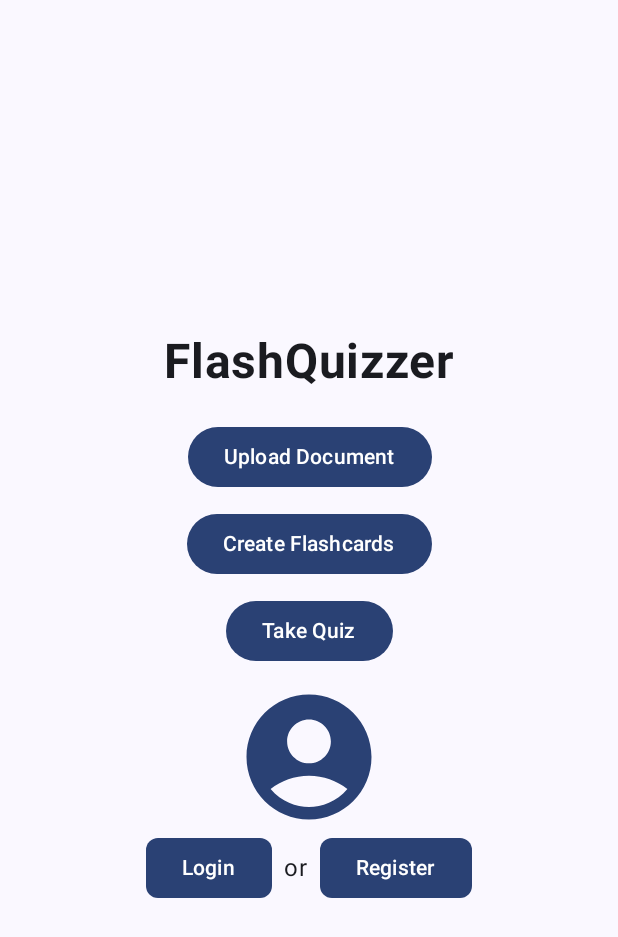
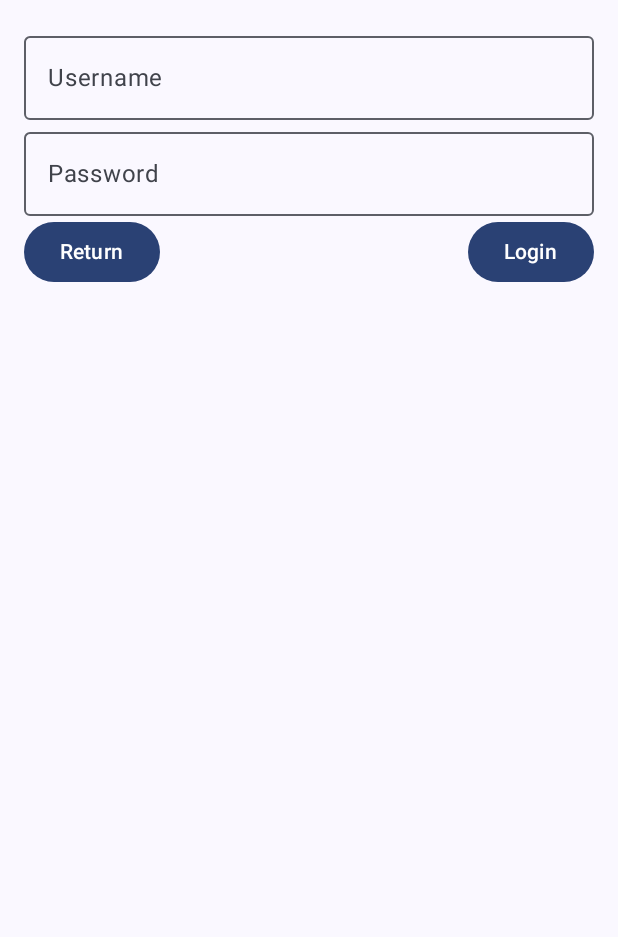
Before and after one commit to AmaurysM/FlashQuizzer, an Android app built with Jetpack Compose: the screen it shows after launch (MainActivity), after a tap on "Login", on a phone screen of 412 x 824 dp. Shown: the top 937 px of the screen. Run offline under Robolectric (Android 15) with nearby library versions, the phone set to English and light mode, and no system bars.

Commit message:
Created basic loginView and loginViewmodel

```diff
--- a/app/src/main/java/com/example/flashquizzer/FlashQuizzerDestinations.kt
+++ b/app/src/main/java/com/example/flashquizzer/FlashQuizzerDestinations.kt
@@ -5,6 +5,6 @@ sealed class FlashQuizzerDestinations(val route: String) {
     data object UploadDoc : FlashQuizzerDestinations("upload_doc")
     data object ViewFlashcards : FlashQuizzerDestinations("view_flashcards")
     data object TakeQuiz : FlashQuizzerDestinations("take_quiz")
-
+    data object Login : FlashQuizzerDestinations("login")
 
 }
--- a/app/src/main/java/com/example/flashquizzer/FlashQuizzerNavigation.kt
+++ b/app/src/main/java/com/example/flashquizzer/FlashQuizzerNavigation.kt
@@ -7,6 +7,7 @@ import androidx.navigation.compose.NavHost
 import androidx.navigation.compose.composable
 import androidx.navigation.compose.rememberNavController
 import com.example.flashquizzer.view.HomePageView
+import com.example.flashquizzer.view.LoginView
 import com.example.flashquizzer.view.TakeQuizView
 import com.example.flashquizzer.view.UploadDocView
 import com.example.flashquizzer.view.ViewFlashcardsView
@@ -35,5 +36,8 @@ fun FlashQuizzerNavigation(
         composable(FlashQuizzerDestinations.TakeQuiz.route){
             TakeQuizView(navController, modifier)
         }
+        composable(FlashQuizzerDestinations.Login.route){
+            LoginView(navController, modifier)
+        }
     }
 }
--- a/app/src/main/java/com/example/flashquizzer/view/HomePageView.kt
+++ b/app/src/main/java/com/example/flashquizzer/view/HomePageView.kt
@@ -46,25 +46,21 @@ fun HomePageView(
         Column(
             horizontalAlignment = Alignment.CenterHorizontally
         ) {
-            Button(onClick = {
-                navController.navigate(FlashQuizzerDestinations.UploadDoc.route)
-                }, modifier = Modifier.padding(bottom = 10.dp)
+            Button(onClick = { viewModel.goUploadDoc(navController) }
+                , modifier = Modifier.padding(bottom = 10.dp)
             ) {
                 Text(text = "Upload Document")
-
             }
 
             Button(
-                onClick = {
-                navController.navigate(FlashQuizzerDestinations.ViewFlashcards.route)
-                }, modifier = Modifier.padding(bottom = 10.dp)
+                onClick = { viewModel.goCreateFlashcards(navController) }
+                , modifier = Modifier.padding(bottom = 10.dp)
             ) {
                 Text(text = "Create Flashcards")
 
             }
-            Button(onClick = {
-                navController.navigate(FlashQuizzerDestinations.TakeQuiz.route)
-                }, modifier = Modifier.padding(bottom = 10.dp)
+            Button(onClick = { viewModel.goTakeQuiz(navController) }
+                , modifier = Modifier.padding(bottom = 10.dp)
             ) {
                 Text(text = "Take Quiz")
 
@@ -81,7 +77,7 @@ fun HomePageView(
             horizontalArrangement = Arrangement.Center
             , verticalAlignment = Alignment.CenterVertically
         ){
-            Button(onClick = {}
+            Button(onClick = { viewModel.goLogin(navController) }
                 , shape = MaterialTheme.shapes.small
             ) {
                 Text(text = "Login")
@@ -89,7 +85,7 @@ fun HomePageView(
 
             Text(text = "or", modifier = Modifier.padding(horizontal = 8.dp))
 
-            Button(onClick = {}
+            Button(onClick = { viewModel.goRegister(navController) }
                 , shape = MaterialTheme.shapes.small) {
                 Text(text = "Register")
             }
--- /dev/null
+++ b/app/src/main/java/com/example/flashquizzer/view/LoginView.kt
@@ -0,0 +1,65 @@
+package com.example.flashquizzer.view
+
+import androidx.compose.foundation.layout.Arrangement
+import androidx.compose.foundation.layout.Column
+import androidx.compose.foundation.layout.Row
+import androidx.compose.foundation.layout.fillMaxSize
+import androidx.compose.foundation.layout.fillMaxWidth
+import androidx.compose.foundation.layout.padding
+import androidx.compose.material3.Button
+import androidx.compose.material3.OutlinedTextField
+import androidx.compose.material3.Text
+import androidx.compose.runtime.Composable
+import androidx.compose.ui.Alignment
+import androidx.compose.ui.Modifier
+import androidx.compose.ui.tooling.preview.Preview
+import androidx.compose.ui.unit.dp
+import androidx.lifecycle.viewmodel.compose.viewModel
+import androidx.navigation.NavHostController
+import androidx.navigation.compose.rememberNavController
+import com.example.flashquizzer.viewmodel.LoginViewmodel
+
+@Preview(showBackground = true)
+@Composable
+fun LoginView(
+    navHostController: NavHostController = rememberNavController()
+    , modifier: Modifier = Modifier
+    , loginViewModel: LoginViewmodel = viewModel()
+){
+    Column(
+        modifier = modifier.fillMaxWidth()
+        .padding(16.dp)
+    , horizontalAlignment = Alignment.CenterHorizontally
+    , verticalArrangement = Arrangement.Center){
+        OutlinedTextField(
+            modifier = Modifier.fillMaxWidth()
+            , value = loginViewModel.loginData.username
+            , onValueChange = {loginViewModel.loginData = loginViewModel.loginData.copy(username = it)}
+            , label = { Text(text = "Username")}
+        )
+
+        OutlinedTextField(
+            modifier = Modifier.fillMaxWidth()
+            , value = loginViewModel.loginData.password
+            , onValueChange = {loginViewModel.loginData = loginViewModel.loginData.copy(password = it)}
+            , label = { Text(text = "Password")}
+        )
+        Row(modifier = Modifier.fillMaxWidth()
+            , horizontalArrangement = Arrangement.SpaceBetween
+            , verticalAlignment = Alignment.CenterVertically
+        ) {
+            Button(onClick = {
+                loginViewModel.goHome(navHostController)
+            }) {
+                Text(text = "Return")
+            }
+
+            Button(onClick = {
+                loginViewModel.login(loginViewModel.loginData)
+            }) {
+                Text(text = "Login")
+            }
+        }
+
+    }
+}
--- a/app/src/main/java/com/example/flashquizzer/viewmodel/HomePageViewmodel.kt
+++ b/app/src/main/java/com/example/flashquizzer/viewmodel/HomePageViewmodel.kt
@@ -1,5 +1,28 @@
 package com.example.flashquizzer.viewmodel
 
 import androidx.lifecycle.ViewModel
+import com.example.flashquizzer.FlashQuizzerDestinations
+import androidx.navigation.NavHostController
 
-class HomePageViewmodel: ViewModel() {}
+class HomePageViewmodel: ViewModel() {
+    fun goUploadDoc(navController: NavHostController) {
+        navController.navigate(FlashQuizzerDestinations.UploadDoc.route)
+    }
+
+    fun goCreateFlashcards(navController: NavHostController) {
+        navController.navigate(FlashQuizzerDestinations.ViewFlashcards.route)
+    }
+
+    fun goTakeQuiz(navController: NavHostController) {
+        navController.navigate(FlashQuizzerDestinations.TakeQuiz.route)
+    }
+
+    fun goLogin(navController: NavHostController) {
+        navController.navigate(FlashQuizzerDestinations.Login.route)
+    }
+
+    fun goRegister(navController: NavHostController) {
+        //TODO("Not yet implemented")
+    }
+
+}
--- /dev/null
+++ b/app/src/main/java/com/example/flashquizzer/viewmodel/LoginViewmodel.kt
@@ -0,0 +1,23 @@
+package com.example.flashquizzer.viewmodel
+
+import androidx.compose.runtime.getValue
+import androidx.compose.runtime.mutableStateOf
+import androidx.compose.runtime.setValue
+import androidx.lifecycle.ViewModel
+import androidx.navigation.NavHostController
+
+
+data class LoginData(var username: String, var password: String)
+
+class LoginViewmodel: ViewModel() {
+    fun login(loginData: LoginData) {
+
+    }
+
+    fun goHome(navHostController: NavHostController) {
+
+    }
+
+    var loginData by mutableStateOf(LoginData("", ""))
+
+}
```
